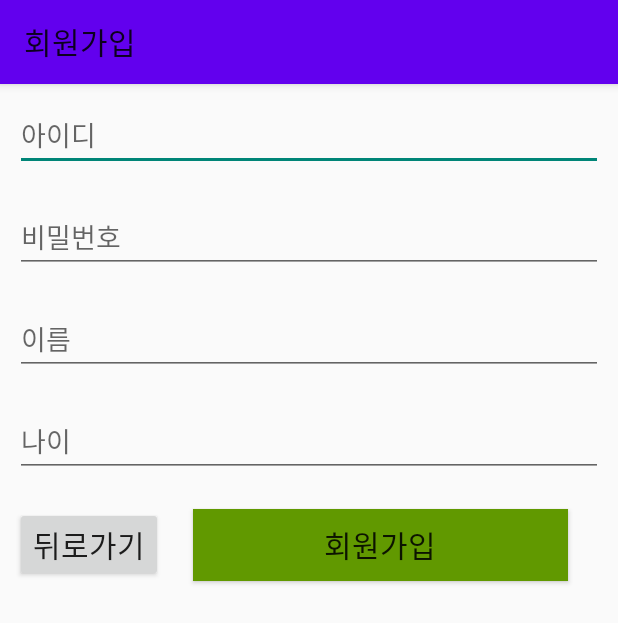
After one commit to JiYeon0203/android_mobile_project, an Android app: the SignUpActivity screen opened directly, with no data from a screen before it, on a phone screen of 412 x 824 dp. The commit adds this screen. Shown: the top 623 px of the screen. Run offline under Robolectric (Android 15) with nearby library versions, the phone set to English and light mode, and no system bars.

Commit message:
06-07 update

```diff
--- a/app/src/main/AndroidManifest.xml
+++ b/app/src/main/AndroidManifest.xml
@@ -40,6 +40,7 @@
         <activity android:name=".ThirdActivity" android:label = "세번째 화면"/>
         <activity android:name=".FourActivity" android:label="네번째 화면"/>
         <activity android:name=".FiveActivity" android:label="다섯번째 화면"/>
+        <activity android:name=".SignUpActivity" android:label="로그인 화면"/>
 
     </application>
 
--- a/app/src/main/java/com/baewha/androidmyproject/MainActivity.java
+++ b/app/src/main/java/com/baewha/androidmyproject/MainActivity.java
@@ -30,6 +30,14 @@ public class MainActivity extends AppCompatActivity {
             }
         });
 
+        btnSignUp.setOnClickListener(new View.OnClickListener() {
+            @Override
+            public void onClick(View view) {
+                Intent intent1 = new Intent(getApplicationContext(), SignUpActivity.class);
+                startActivity(intent1);
+            }
+        });
+
 
 
     }
--- /dev/null
+++ b/app/src/main/java/com/baewha/androidmyproject/SignUpActivity.java
@@ -0,0 +1,14 @@
+package com.baewha.androidmyproject;
+
+import android.os.Bundle;
+
+import androidx.appcompat.app.AppCompatActivity;
+
+public class SignUpActivity extends AppCompatActivity {
+    @Override
+    protected void onCreate(Bundle savedInstanceState) {
+        super.onCreate(savedInstanceState);
+        setContentView(R.layout.sign_up);
+        setTitle("회원가입");
+    }
+}
--- /dev/null
+++ b/app/src/main/res/layout/sign_up.xml
@@ -0,0 +1,65 @@
+<?xml version="1.0" encoding="utf-8"?>
+<LinearLayout xmlns:android="http://schemas.android.com/apk/res/android"
+    android:layout_width="match_parent"
+    android:layout_height="match_parent"
+    android:orientation="vertical">
+
+    <EditText
+        android:id="@+id/et_id"
+        android:layout_width="match_parent"
+        android:layout_height="wrap_content"
+        android:layout_margin="10dp"
+        android:hint="아이디">
+    </EditText>
+    <EditText
+        android:id="@+id/et_pw"
+        android:layout_width="match_parent"
+        android:layout_height="wrap_content"
+        android:layout_margin="10dp"
+        android:hint="비밀번호">
+    </EditText>
+    <EditText
+        android:id="@+id/et_name"
+        android:layout_width="match_parent"
+        android:layout_height="wrap_content"
+        android:layout_margin="10dp"
+        android:hint="이름">
+    </EditText>
+    <EditText
+        android:id="@+id/et_age"
+        android:layout_width="match_parent"
+        android:layout_height="wrap_content"
+        android:layout_margin="10dp"
+        android:hint="나이"
+        >
+    </EditText>
+
+    <LinearLayout
+        android:layout_width="match_parent"
+        android:layout_height="wrap_content">
+
+        <Button
+            android:id="@+id/btn"
+            android:layout_width="wrap_content"
+            android:layout_height="wrap_content"
+            android:layout_margin="10dp"
+            android:text="뒤로가기"
+            android:textSize="20dp">
+        </Button>
+
+        <Button
+            android:id="@+id/btn_signUp"
+            android:layout_width="250dp"
+            android:layout_height="wrap_content"
+            android:layout_margin="10dp"
+            android:background="#619900"
+            android:text="회원가입"
+            android:textSize="20dp">
+        </Button>
+
+
+    </LinearLayout>
+
+
+
+</LinearLayout>
```
